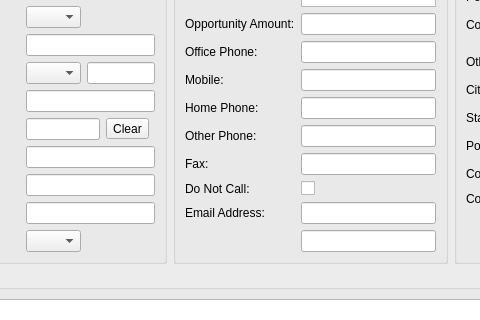
First picture: the form in client/src/leaddetails.ui, repository KDAB/FatCRM, before the edit; both pictures show x 131 to 611 and y 193 to 513 of the 883 by 625 pixel window.
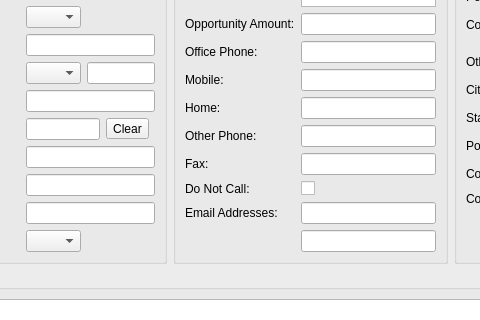
Second picture: the form after the edit.

```diff
--- a/client/src/leaddetails.ui
+++ b/client/src/leaddetails.ui
@@ -478,7 +478,7 @@
            <item row="6" column="0">
             <widget class="QLabel" name="label_24">
              <property name="text">
-              <string>Home Phone:</string>
+              <string>Home:</string>
              </property>
             </widget>
            </item>
@@ -522,7 +522,7 @@
            <item row="10" column="0">
             <widget class="QLabel" name="label_23">
              <property name="text">
-              <string>Email Address:</string>
+              <string>Email Addresses:</string>
              </property>
             </widget>
            </item>
```
